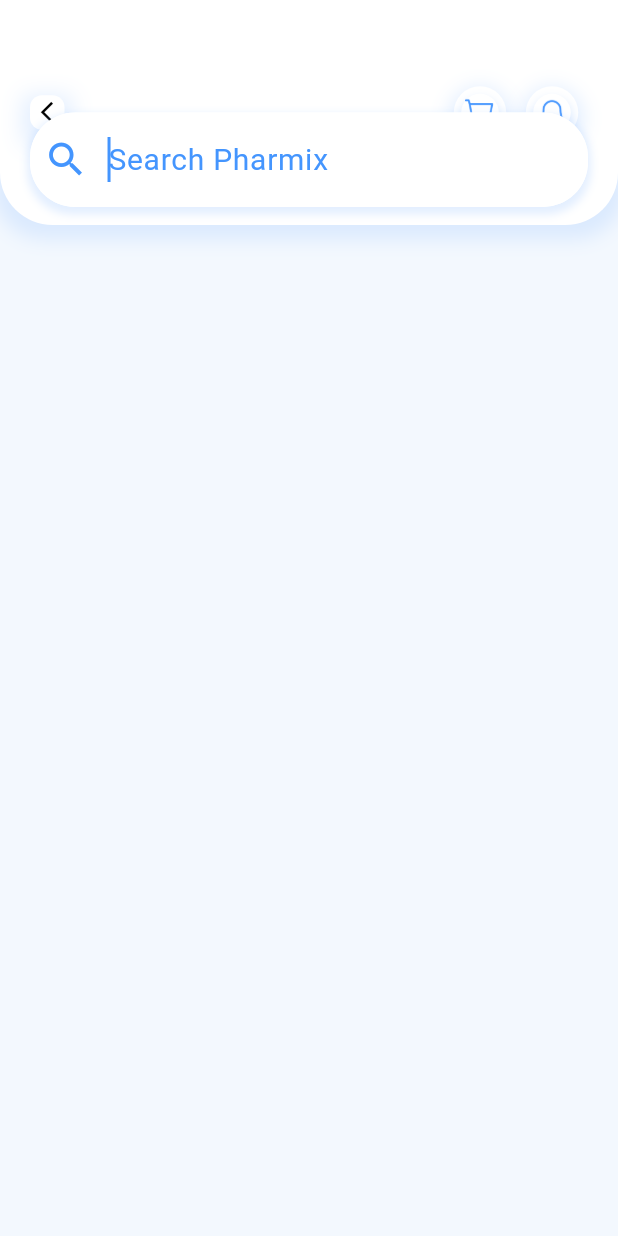
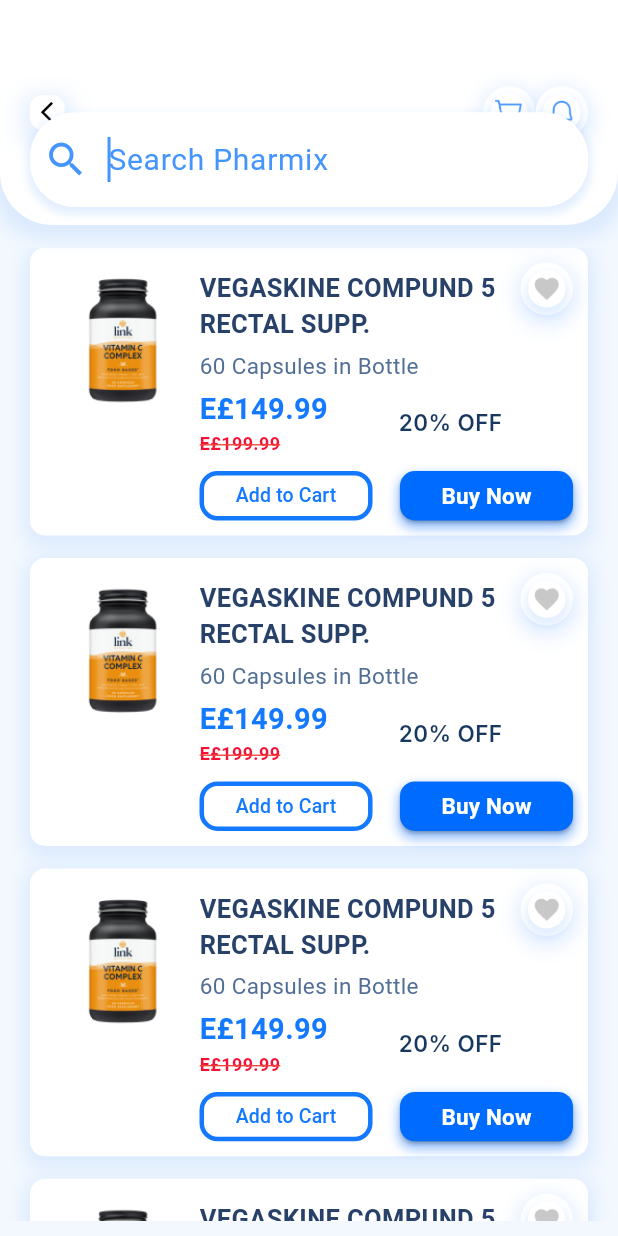
Before and after one commit to OmarSamirz/Pharmix, a Flutter app: the SearchScreen screen opened directly, on a phone screen of 412 x 824 dp. Run offline on Flutter 3.47's test engine with Material 3 defaults, Android fonts, the phone set to English and light mode, and no system bars; our stand-ins replace curved_navigation_bar, page_transition; Roboto replaces fonts that are missing (Inter).

Commit message:
Today change

```diff
--- a/lib/Utilities/colors.dart
+++ b/lib/Utilities/colors.dart
@@ -12,3 +12,5 @@ var fourthTextColor = const Color(0xFF7F7F7F);
 var fifthTextColor = const Color(0xFFB5B5B5);
 var redColor = const Color(0xFFF11236);
 var orderColor = const Color(0xFF6F88A7);
+var greyColor = const Color(0xFFC8C8C8);
+var discountColor = const Color(0xFF18385F);
--- a/lib/Utilities/image_path.dart
+++ b/lib/Utilities/image_path.dart
@@ -12,3 +12,4 @@ var navigationOrderIcon = 'assets/images/navigation_order_icon.png';
 var navigationProfileIcon = 'assets/images/navigation_profile_icon.png';
 var notificationIcon = 'assets/images/notification_icon.png';
 var searchIcon = 'assets/images/search_icon.png';
+var productImage = 'assets/images/product_image.png';
--- a/lib/data/product_list.dart
+++ b/lib/data/product_list.dart
@@ -4,10 +4,11 @@ var product1 = const Product(
   id: 1,
   price: 150 - 0.01,
   oldPrice: 200 - 0.01,
+  discountAmount: 20,
   name: 'VEGASKINE COMPUND 5 RECTAL SUPP.',
   companyName: 'ALEXANDRIA',
   category: 'analgesic',
-  amount: '',
+  amount: '60 Capsules in Bottle',
   isDiscount: true,
 );
 
--- a/lib/main.dart
+++ b/lib/main.dart
@@ -1,6 +1,6 @@
 import 'package:flutter/material.dart';
-import 'package:pharmix/screens/start_screen.dart';
-// import 'package:pharmix/screens/tab_screen.dart';
+// import 'package:pharmix/screens/start_screen.dart';
+import 'package:pharmix/screens/tab_screen.dart';
 
 void main() {
   WidgetsFlutterBinding.ensureInitialized();
@@ -13,8 +13,8 @@ class MyApp extends StatelessWidget {
   @override
   Widget build(BuildContext context) {
     return const MaterialApp(
-      // home: TabScreen(),
-      home: StartScreen(),
+      home: TabScreen(),
+      // home: StartScreen(),
     );
   }
 }
--- a/lib/models/product.dart
+++ b/lib/models/product.dart
@@ -5,6 +5,7 @@ class Product {
     required this.id,
     required this.price,
     this.oldPrice,
+    this.discountAmount,
     required this.name,
     required this.companyName,
     required this.category,
@@ -16,6 +17,7 @@ class Product {
   final int id;
   final double price;
   final double? oldPrice;
+  final int? discountAmount;
   final String name;
   final String companyName;
   final String category;
--- a/lib/screens/search_screen.dart
+++ b/lib/screens/search_screen.dart
@@ -1,8 +1,10 @@
 import 'package:flutter/material.dart';
 import 'package:pharmix/Utilities/colors.dart';
 import 'package:pharmix/Utilities/image_path.dart';
+import 'package:pharmix/data/product_list.dart';
 import 'package:pharmix/widgets/custom_app_bar.dart';
 import 'package:pharmix/widgets/icon_component.dart';
+import 'package:pharmix/widgets/search_product.dart';
 
 class SearchScreen extends StatefulWidget {
   const SearchScreen({
@@ -16,16 +18,25 @@ class SearchScreen extends StatefulWidget {
 }
 
 class _SearchScreen extends State<SearchScreen> {
-
   @override
   Widget build(BuildContext context) {
     return Scaffold(
       backgroundColor: primaryColor,
       appBar: CustomAppBar(
+        // isSearch: true,
         isSearch: true,
         secondLeading: IconComponent(icon: cartIcon),
         thirdLeading: IconComponent(icon: notificationIcon),
       ),
+      body: Padding(
+        padding: const EdgeInsets.only(top: 15, bottom: 10),
+        child: ListView.builder(
+          itemCount: 5,
+          itemBuilder: (_, index) {
+            return SearchProduct(product: product1);
+          },
+        ),
+      ),
     );
   }
 }
--- a/lib/widgets/home_product.dart
+++ b/lib/widgets/home_product.dart
@@ -1,5 +1,6 @@
 import 'package:flutter/material.dart';
 import 'package:pharmix/Utilities/colors.dart';
+import 'package:pharmix/Utilities/image_path.dart';
 import 'package:pharmix/models/product.dart';
 
 class HomeProduct extends StatelessWidget {
@@ -33,7 +34,7 @@ class HomeProduct extends StatelessWidget {
         child: Row(
           children: [
             Image.asset(
-              'assets/images/product_image.png',
+              productImage,
               width: 85,
               height: 85,
             ),
--- a/lib/widgets/icon_component.dart
+++ b/lib/widgets/icon_component.dart
@@ -18,7 +18,10 @@ class IconComponent extends StatelessWidget {
 
   @override
   Widget build(BuildContext context) {
-    return Stack(
+    return SizedBox(
+      height: 35,
+      width: 35,
+      child: Stack(
         alignment: AlignmentDirectional.center,
         children: [
           Container(
@@ -60,8 +63,8 @@ class IconComponent extends StatelessWidget {
               size: size ?? 20,
             ),
             style: ButtonStyle(
-            overlayColor:
-                MaterialStateColor.resolveWith((states) => Colors.transparent),
+              overlayColor: MaterialStateColor.resolveWith(
+                  (states) => Colors.transparent),
             ),
             onPressed: () {
               if (chosenScreen != null) {
@@ -71,6 +74,7 @@ class IconComponent extends StatelessWidget {
             },
           ),
         ],
+      ),
     );
   }
 }
--- /dev/null
+++ b/lib/widgets/search_product.dart
@@ -0,0 +1,151 @@
+import 'package:flutter/material.dart';
+import 'package:pharmix/Utilities/colors.dart';
+import 'package:pharmix/Utilities/image_path.dart';
+import 'package:pharmix/Utilities/size_helpers.dart';
+import 'package:pharmix/models/product.dart';
+import 'package:pharmix/widgets/blue_button.dart';
+import 'package:pharmix/widgets/custom_outlined_button.dart';
+import 'package:pharmix/widgets/icon_component.dart';
+
+class SearchProduct extends StatelessWidget {
+  const SearchProduct({
+    super.key,
+    required this.product,
+  });
+
+  final Product product;
+
+  @override
+  Widget build(BuildContext context) {
+    return Padding(
+      padding: const EdgeInsets.only(left: 20, right: 20, bottom: 15),
+      child: Container(
+        padding: const EdgeInsets.fromLTRB(10, 10, 10, 10),
+        decoration: ShapeDecoration(
+          color: Colors.white,
+          shape: RoundedRectangleBorder(
+            borderRadius: BorderRadius.circular(10),
+          ),
+          shadows: const [
+            BoxShadow(
+              color: Color(0x3F8FBDFD),
+              blurRadius: 10,
+              offset: Offset(0, 4),
+              spreadRadius: 3,
+            )
+          ],
+        ),
+        child: Stack(
+          children: [
+            Align(
+              alignment: Alignment.topRight,
+              child: IconComponent(
+                icon: heartIcon,
+                color: greyColor,
+              ),
+            ),
+            Row(
+              crossAxisAlignment: CrossAxisAlignment.start,
+              children: [
+                Image.asset(productImage,
+                    width: screenWidthSize(context) * 0.25),
+                Expanded(
+                  child: Column(
+                    crossAxisAlignment: CrossAxisAlignment.start,
+                    children: [
+                      Padding(
+                        padding: const EdgeInsets.only(top: 5.0),
+                        child: Text(
+                          product.name,
+                          style: TextStyle(
+                            color: primaryTextColor,
+                            fontSize: 17,
+                            fontWeight: FontWeight.bold,
+                          ),
+                        ),
+                      ),
+                      const SizedBox(height: 5),
+                      Text(
+                        product.amount,
+                        style: TextStyle(
+                          color: thirdTextColor,
+                          fontSize: 15,
+                          fontWeight: FontWeight.normal,
+                        ),
+                        maxLines: 1,
+                        overflow: TextOverflow.ellipsis,
+                      ),
+                      const SizedBox(height: 5),
+                      Row(
+                        children: [
+                          Column(
+                            crossAxisAlignment: CrossAxisAlignment.start,
+                            children: [
+                              Text(
+                                'E£${product.price}',
+                                style: TextStyle(
+                                  color: priceColor,
+                                  // fontSize: 20,
+                                  fontSize: screenWidthSize(context) * 0.047,
+                                  fontWeight: FontWeight.bold,
+                                ),
+                              ),
+                              Text(
+                                'E£${product.oldPrice}',
+                                style: TextStyle(
+                                  color: redColor,
+                                  fontSize: 12,
+                                  fontWeight: FontWeight.bold,
+                                  decoration: TextDecoration.lineThrough,
+                                  decorationColor: Colors.red,
+                                  decorationThickness: 1.5,
+                                ),
+                              ),
+                            ],
+                          ),
+                          const Spacer(),
+                          Text(
+                            '${product.discountAmount}% OFF',
+                            style: TextStyle(
+                              color: discountColor,
+                              fontSize: 15,
+                              fontFamily: 'Inter',
+                              fontWeight: FontWeight.w600,
+                              height: 0,
+                            ),
+                          ),
+                          const Spacer(),
+                        ],
+                      ),
+                      const SizedBox(height: 10),
+                      Row(
+                        children: [
+                          SizedBox(
+                            width: screenWidthSize(context) * .28,
+                            height: screenHeightSize(context) * .04,
+                            child: const CustomOutlinedButton(
+                                title: 'Add to Cart'),
+                          ),
+                          const Spacer(),
+                          SizedBox(
+                            width: screenWidthSize(context) * .28,
+                            height: screenHeightSize(context) * .04,
+                            child: const BlueButton(
+                              title: 'Buy Now',
+                              fontSize: 15,
+                              spreadRadius: 1,
+                            ),
+                          ),
+                        ],
+                      ),
+                    ],
+                  ),
+                ),
+              ],
+            ),
+          ],
+        ),
+      ),
+    );
+  }
+}
```
Lines whose indentation alone changed are shown as unchanged.
